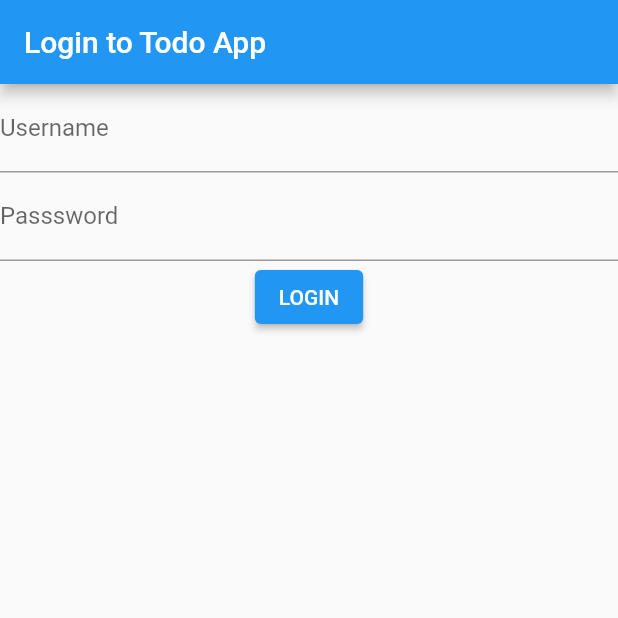
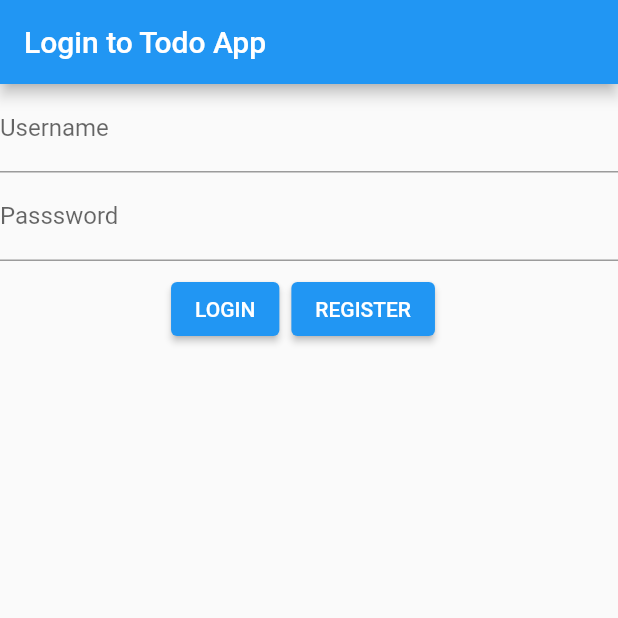
Before and after one commit to Belendia/todo-app, a Flutter app: the screen it shows after launch, after a tap on "LOGIN", on a phone screen of 412 x 824 dp, the top half of it. Run offline on Flutter 3.47's test engine with Material 2 defaults, Android fonts, the phone set to English and light mode, and no system bars; our stand-ins replace bloc, equatable, flutter_bloc, hive, hive_flutter; accounts and stored records are empty.

Commit message:
Add register user feature

```diff
--- /dev/null
+++ b/lib/constants/enums.dart
@@ -0,0 +1 @@
+enum UserCreationResult { success, failure, alreadyExists }
--- a/lib/logic/bloc/home/home_event.dart
+++ b/lib/logic/bloc/home/home_event.dart
@@ -18,3 +18,13 @@ class RegisterServiceEvent extends HomeEvent {
   @override
   List<Object?> get props => [];
 }
+
+class RegisterAccountEvent extends HomeEvent {
+  final String username;
+  final String password;
+
+  const RegisterAccountEvent(this.username, this.password);
+
+  @override
+  List<Object?> get props => [username, password];
+}
--- a/lib/logic/bloc/home/home_state.dart
+++ b/lib/logic/bloc/home/home_state.dart
@@ -5,10 +5,11 @@ abstract class HomeState extends Equatable {
 }
 
 class HomeInitial extends HomeState {
-  const HomeInitial();
+  final String? error;
+  const HomeInitial({this.error});
 
   @override
-  List<Object?> get props => [];
+  List<Object?> get props => [error];
 }
 
 class SuccessfulLoginState extends HomeState {
--- a/lib/presentation/screens/home_screen.dart
+++ b/lib/presentation/screens/home_screen.dart
@@ -30,6 +30,16 @@ class HomeScreen extends StatelessWidget {
                 ),
               );
             }
+
+            if (state is HomeInitial) {
+              if (state.error != null) {
+                showDialog(
+                  context: context,
+                  builder: (context) => AlertDialog(
+                      title: const Text('Error'), content: Text(state.error!)),
+                );
+              }
+            }
           },
           builder: (context, state) {
             if (state is HomeInitial) {
@@ -44,12 +54,29 @@ class HomeScreen extends StatelessWidget {
                     obscureText: true,
                     controller: passwordField,
                   ),
-                  ElevatedButton(
-                      onPressed: () {
-                        BlocProvider.of<HomeBloc>(context).add(
-                            LoginEvent(usernameField.text, passwordField.text));
-                      },
-                      child: const Text('LOGIN'))
+                  Row(
+                    mainAxisAlignment: MainAxisAlignment.center,
+                    children: [
+                      ElevatedButton(
+                        onPressed: () {
+                          BlocProvider.of<HomeBloc>(context).add(LoginEvent(
+                              usernameField.text, passwordField.text));
+                        },
+                        child: const Text('LOGIN'),
+                      ),
+                      Padding(
+                        padding: const EdgeInsets.all(8.0),
+                        child: ElevatedButton(
+                          onPressed: () {
+                            BlocProvider.of<HomeBloc>(context).add(
+                                RegisterAccountEvent(
+                                    usernameField.text, passwordField.text));
+                          },
+                          child: const Text('REGISTER'),
+                        ),
+                      ),
+                    ],
+                  )
                 ],
               );
             }
```
Also changed, not shown: lib/data/services/authentication.dart (+17 -0 lines), lib/logic/bloc/home/home_bloc.dart (+20 -0 lines).
